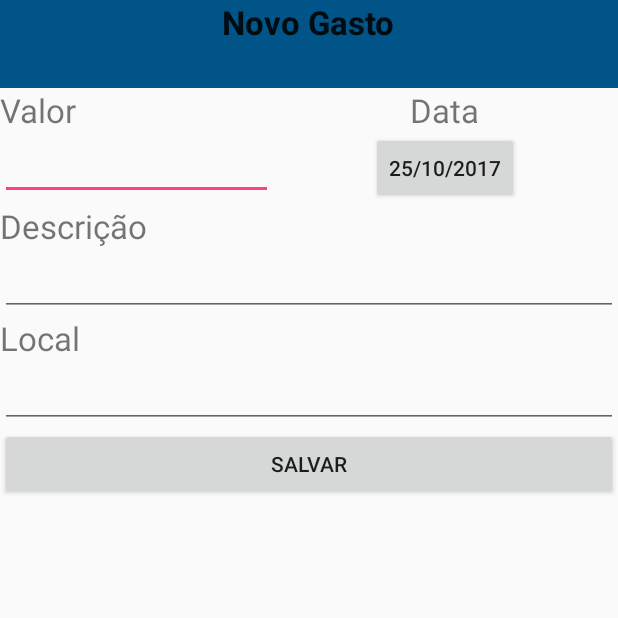
After one commit to brazaor/BoaViagem, an Android app: the NovoGastoActivity screen opened directly, with no data from a screen before it, on a phone screen of 412 x 824 dp, the top half of it. The commit adds this screen. Run offline under Robolectric (Android 15) with nearby library versions, the phone set to English and light mode, and no system bars.

Commit message:
inclusão da tela de novo gasto

```diff
--- a/app/src/main/AndroidManifest.xml
+++ b/app/src/main/AndroidManifest.xml
@@ -21,6 +21,8 @@
 
         <activity android:name=".NovaViagemActivity" />
 
+        <activity android:name=".NovoGastoActivity" />
+
     </application>
 
 </manifest>
--- /dev/null
+++ b/app/src/main/java/br/edu/usj/boaviagem/NovoGastoActivity.java
@@ -0,0 +1,60 @@
+package br.edu.usj.boaviagem;
+
+import android.app.Activity;
+import android.app.DatePickerDialog;
+import android.app.Dialog;
+import android.os.Bundle;
+import android.support.annotation.Nullable;
+import android.view.View;
+import android.widget.Button;
+import android.widget.DatePicker;
+
+import java.util.Calendar;
+
+/**
+ * Created by rafael on 25/10/17.
+ */
+
+public class NovoGastoActivity extends Activity {
+
+    private int ano, mes, dia;
+    private Button dataGasto;
+
+    private DatePickerDialog.OnDateSetListener listener = new DatePickerDialog.OnDateSetListener() {
+        @Override
+        public void onDateSet(DatePicker view, int year, int month, int day) {
+            ano = year;
+            mes = month;
+            dia = day;
+            dataGasto.setText(dia + "/" + (mes+1) + "/" + ano);
+        }
+    };
+
+    @Override
+    protected void onCreate(@Nullable Bundle savedInstanceState) {
+        super.onCreate(savedInstanceState);
+        setContentView(R.layout.layout_novo_gasto);
+
+        Calendar cal = Calendar.getInstance();
+        ano = cal.get(Calendar.YEAR);
+        mes = cal.get(Calendar.MONTH);
+        dia = cal.get(Calendar.DAY_OF_MONTH);
+
+        dataGasto = (Button) findViewById(R.id.id_data);
+        dataGasto.setText(dia + "/" + (mes+1) + "/" + ano);
+
+    }
+
+    public void selecionarData(View view){
+        showDialog(view.getId());
+    }
+
+    @Nullable
+    @Override
+    protected Dialog onCreateDialog(int id, Bundle args) {
+        if (R.id.id_data == id){
+            return new DatePickerDialog(this, listener, ano, mes, dia);
+        }
+        return null;
+    }
+}
--- a/app/src/main/res/layout/layout_nova_viagem.xml
+++ b/app/src/main/res/layout/layout_nova_viagem.xml
@@ -25,7 +25,7 @@
 
         <TextView
             android:text="@string/destino"
-            android:textSize="26sp"/>
+            android:textSize="22sp"/>
 
         <EditText
             android:id="@+id/id_destino"
@@ -33,7 +33,7 @@
 
         <TextView
             android:text="@string/tipo_viagem"
-            android:textSize="26sp"/>
+            android:textSize="22sp"/>
 
         <RadioGroup
             android:id="@+id/id_tipo_viagem"
@@ -83,7 +83,7 @@
 
         <TextView
             android:text="@string/orcamento"
-            android:textSize="26sp"/>
+            android:textSize="22sp"/>
 
         <EditText
             android:id="@+id/id_orcamento"
@@ -94,7 +94,7 @@
             <TextView
                 android:layout_width="wrap_content"
                 android:text="@string/quantidade_pessoas"
-                android:textSize="26sp"/>
+                android:textSize="22sp"/>
 
             <EditText
                 android:id="@+id/id_quantidade_pessoas"
--- /dev/null
+++ b/app/src/main/res/layout/layout_novo_gasto.xml
@@ -0,0 +1,110 @@
+<?xml version="1.0" encoding="utf-8"?>
+<ScrollView
+    xmlns:android="http://schemas.android.com/apk/res/android"
+    android:layout_width="match_parent"
+    android:layout_height="match_parent">
+
+
+    <LinearLayout
+        android:layout_width="match_parent"
+        android:layout_height="wrap_content"
+        android:orientation="vertical">
+
+        <LinearLayout
+            android:layout_width="match_parent"
+            android:layout_height="wrap_content"
+            android:background="#015488"
+            android:orientation="vertical">
+
+            <TextView
+                android:layout_width="wrap_content"
+                android:layout_height="wrap_content"
+                android:layout_gravity="center"
+                android:text="@string/novo_gasto"
+                android:textAppearance="?android:attr/textAppearanceLarge"
+                android:textStyle="bold"/>
+
+            <TextView
+                android:id="@+id/id_destino"
+                android:layout_width="wrap_content"
+                android:layout_height="wrap_content"
+                android:layout_gravity="center"
+                android:textSize="22sp"
+                android:textAppearance="?android:attr/textAppearanceLarge"
+                android:textStyle="bold"/>
+
+        </LinearLayout>
+
+        <TableLayout
+            android:layout_width="match_parent"
+            android:layout_height="wrap_content"
+            android:stretchColumns="0,1">
+
+            <TableRow>
+
+                <TextView
+                    android:text="@string/valor"
+                    android:textSize="22sp"/>
+
+                <TextView
+                    android:layout_width="wrap_content"
+                    android:layout_height="wrap_content"
+                    android:layout_gravity="center"
+                    android:textSize="22sp"
+                    android:text="@string/data"/>
+
+            </TableRow>
+
+            <TableRow>
+
+                <EditText
+                    android:id="@+id/id_valor"
+                    android:layout_width="wrap_content"
+                    android:layout_height="wrap_content"
+                    android:inputType="numberDecimal"/>
+
+                <Button
+                    android:id="@+id/id_data"
+                    android:layout_width="wrap_content"
+                    android:layout_height="wrap_content"
+                    android:layout_gravity="center"
+                    android:onClick="selecionarData"
+                    android:text="@string/selecione" />
+
+            </TableRow>
+
+        </TableLayout>
+
+        <TextView
+            android:layout_width="wrap_content"
+            android:layout_height="wrap_content"
+            android:textSize="22sp"
+            android:text="@string/descricao"/>
+
+        <EditText
+            android:id="@+id/id_descricao"
+            android:layout_width="match_parent"
+            android:layout_height="wrap_content"
+            android:inputType="text"/>
+
+        <TextView
+            android:layout_width="wrap_content"
+            android:layout_height="wrap_content"
+            android:textSize="22sp"
+            android:text="@string/local"/>
+
+        <EditText
+            android:id="@+id/id_local"
+            android:layout_width="match_parent"
+            android:layout_height="wrap_content"
+            android:inputType="text"/>
+
+        <Button
+            android:layout_width="match_parent"
+            android:layout_height="wrap_content"
+            android:onClick="salvar"
+            android:text="@string/salvar"/>
+
+    </LinearLayout>
+
+</ScrollView>
--- a/app/src/main/res/values/strings.xml
+++ b/app/src/main/res/values/strings.xml
@@ -18,4 +18,8 @@
     <string name="orcamento">Orçamento</string>
     <string name="quantidade_pessoas">Quantidade</string>
     <string name="salvar">Salvar</string>
+    <string name="valor">Valor</string>
+    <string name="descricao">Descrição</string>
+    <string name="local">Local</string>
+    <string name="data">Data</string>
 </resources>
```
